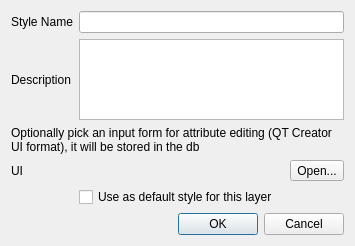
Old version of the form src/ui/qgssavetodbdialog.ui in the repository qgis/QGIS.
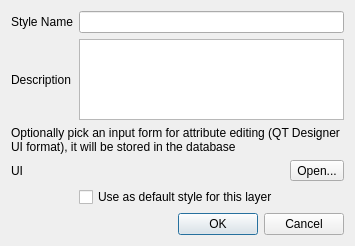
New version of the form.

```diff
--- a/src/ui/qgssavetodbdialog.ui
+++ b/src/ui/qgssavetodbdialog.ui
@@ -94,7 +94,7 @@
    <item row="2" column="0" rowspan="2" colspan="2">
     <widget class="QLabel" name="label">
      <property name="text">
-      <string>Optionally pick an input form for attribute editing (QT Creator UI format), it will be stored in the db</string>
+      <string>Optionally pick an input form for attribute editing (QT Designer UI format), it will be stored in the database</string>
      </property>
      <property name="textFormat">
       <enum>Qt::PlainText</enum>
```
